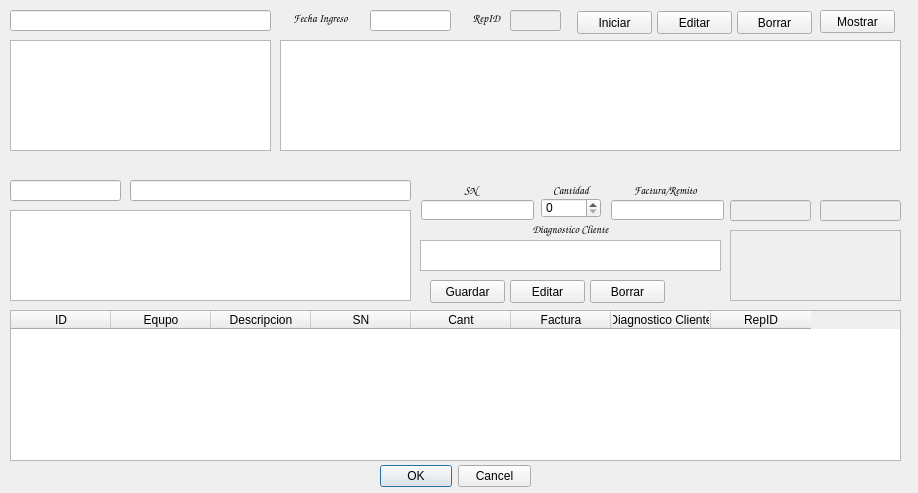
Matias2178/Sistema_Postventa, file ingreso.ui: the form before one commit.
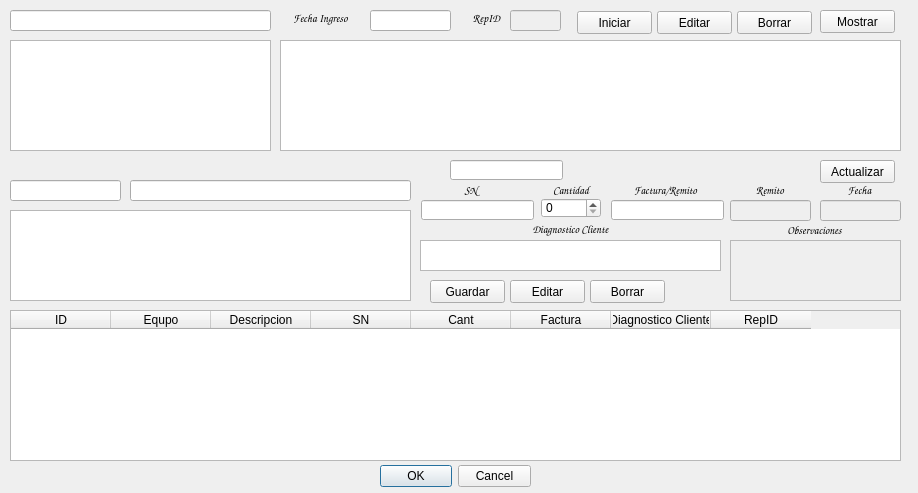
The form after the commit.

Commit message: Coneccion de señales entre la pantalla de edicion de ingreso y lo que se muestran en la pantalla principal. Falta actualizar RepTableIng.

What changed in the file:
```diff
--- a/ingreso.ui
+++ b/ingreso.ui
@@ -668,9 +668,9 @@
    <property name="geometry">
     <rect>
      <x>730</x>
-     <y>230</y>
+     <y>240</y>
      <width>171</width>
-     <height>71</height>
+     <height>61</height>
     </rect>
    </property>
    <property name="html">
@@ -759,6 +759,101 @@
     <set>Qt::AlignCenter</set>
    </property>
   </widget>
+  <widget class="QPushButton" name="Actualizar">
+   <property name="geometry">
+    <rect>
+     <x>820</x>
+     <y>160</y>
+     <width>75</width>
+     <height>23</height>
+    </rect>
+   </property>
+   <property name="text">
+    <string>Actualizar</string>
+   </property>
+  </widget>
+  <widget class="QLabel" name="label_54">
+   <property name="geometry">
+    <rect>
+     <x>740</x>
+     <y>180</y>
+     <width>60</width>
+     <height>20</height>
+    </rect>
+   </property>
+   <property name="font">
+    <font>
+     <family>Comic Sans MS</family>
+     <pointsize>8</pointsize>
+     <weight>75</weight>
+     <bold>true</bold>
+    </font>
+   </property>
+   <property name="text">
+    <string>Remito</string>
+   </property>
+   <property name="alignment">
+    <set>Qt::AlignCenter</set>
+   </property>
+  </widget>
+  <widget class="QLabel" name="label_55">
+   <property name="geometry">
+    <rect>
+     <x>829</x>
+     <y>180</y>
+     <width>61</width>
+     <height>20</height>
+    </rect>
+   </property>
+   <property name="font">
+    <font>
+     <family>Comic Sans MS</family>
+     <pointsize>8</pointsize>
+     <weight>75</weight>
+     <bold>true</bold>
+    </font>
+   </property>
+   <property name="text">
+    <string>Fecha</string>
+   </property>
+   <property name="alignment">
+    <set>Qt::AlignCenter</set>
+   </property>
+  </widget>
+  <widget class="QLabel" name="label_56">
+   <property name="geometry">
+    <rect>
+     <x>739</x>
+     <y>220</y>
+     <width>151</width>
+     <height>20</height>
+    </rect>
+   </property>
+   <property name="font">
+    <font>
+     <family>Comic Sans MS</family>
+     <pointsize>8</pointsize>
+     <weight>75</weight>
+     <bold>true</bold>
+    </font>
+   </property>
+   <property name="text">
+    <string>Observaciones</string>
+   </property>
+   <property name="alignment">
+    <set>Qt::AlignCenter</set>
+   </property>
+  </widget>
+  <widget class="QLineEdit" name="FilaActual">
+   <property name="geometry">
+    <rect>
+     <x>450</x>
+     <y>160</y>
+     <width>113</width>
+     <height>20</height>
+    </rect>
+   </property>
+  </widget>
  </widget>
  <tabstops>
   <tabstop>AgenteBuscar</tabstop>
```
Left out of the diff: 4 changed lines with no effect on the pictures. The commit also changes 12 other files.
